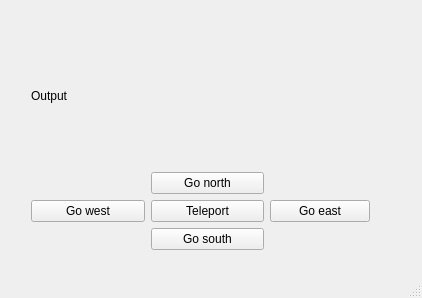
Qt form ZorkGUI/mainwindow.ui (Stephan1994/zork) before a commit.
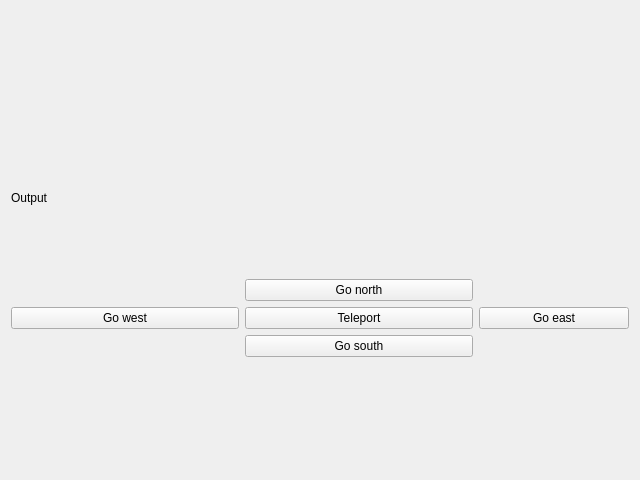
The same form after that commit. Icons and pictures are not drawn.

```diff
--- a/ZorkGUI/mainwindow.ui
+++ b/ZorkGUI/mainwindow.ui
@@ -6,26 +6,22 @@
    <rect>
     <x>0</x>
     <y>0</y>
-    <width>422</width>
-    <height>298</height>
+    <width>640</width>
+    <height>480</height>
    </rect>
   </property>
   <property name="windowTitle">
    <string>MainWindow</string>
   </property>
   <widget class="QWidget" name="centralWidget">
-   <widget class="QWidget" name="gridLayoutWidget">
-    <property name="geometry">
-     <rect>
-      <x>20</x>
-      <y>10</y>
-      <width>361</width>
-      <height>251</height>
-     </rect>
-    </property>
+   <layout class="QGridLayout" name="gridLayout">
+    <item row="0" column="0">
     <layout class="QGridLayout" name="MainLayout">
      <item row="0" column="0">
       <layout class="QGridLayout" name="gridLayout_2">
+        <property name="sizeConstraint">
+         <enum>QLayout::SetDefaultConstraint</enum>
+        </property>
        <item row="0" column="0" colspan="2">
         <widget class="QLabel" name="outputLabel">
          <property name="minimumSize">
@@ -47,10 +43,16 @@
        </item>
        <item row="0" column="2">
         <widget class="QLabel" name="label">
+          <property name="sizePolicy">
+           <sizepolicy hsizetype="Expanding" vsizetype="Preferred">
+            <horstretch>0</horstretch>
+            <verstretch>0</verstretch>
+           </sizepolicy>
+          </property>
          <property name="maximumSize">
           <size>
-           <width>100</width>
-           <height>100</height>
+            <width>150</width>
+            <height>150</height>
           </size>
          </property>
          <property name="text">
@@ -102,7 +104,8 @@
       </layout>
      </item>
     </layout>
-   </widget>
+    </item>
+   </layout>
   </widget>
   <widget class="QMenuBar" name="menuBar">
    <property name="geometry">
@@ -114,7 +117,6 @@
     </rect>
    </property>
   </widget>
-  <widget class="QStatusBar" name="statusBar"/>
  </widget>
  <layoutdefault spacing="6" margin="11"/>
  <resources/>
```
Left out of the diff: 4 changed lines with no effect on the pictures. Lines whose indentation alone changed are shown as unchanged.
